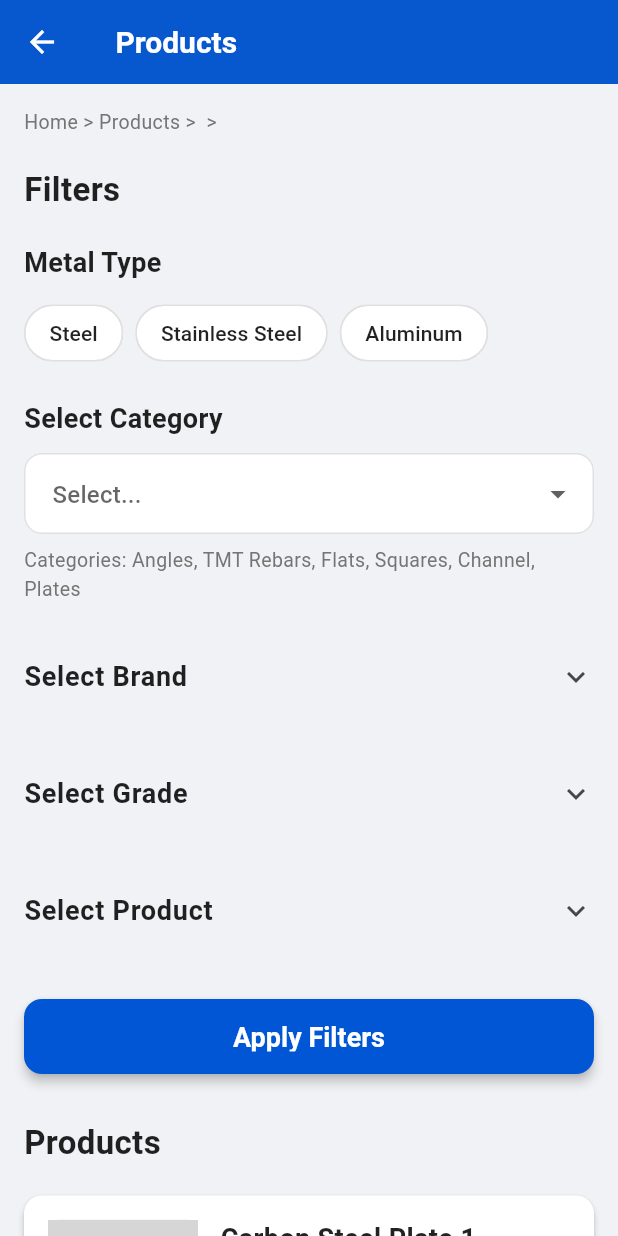
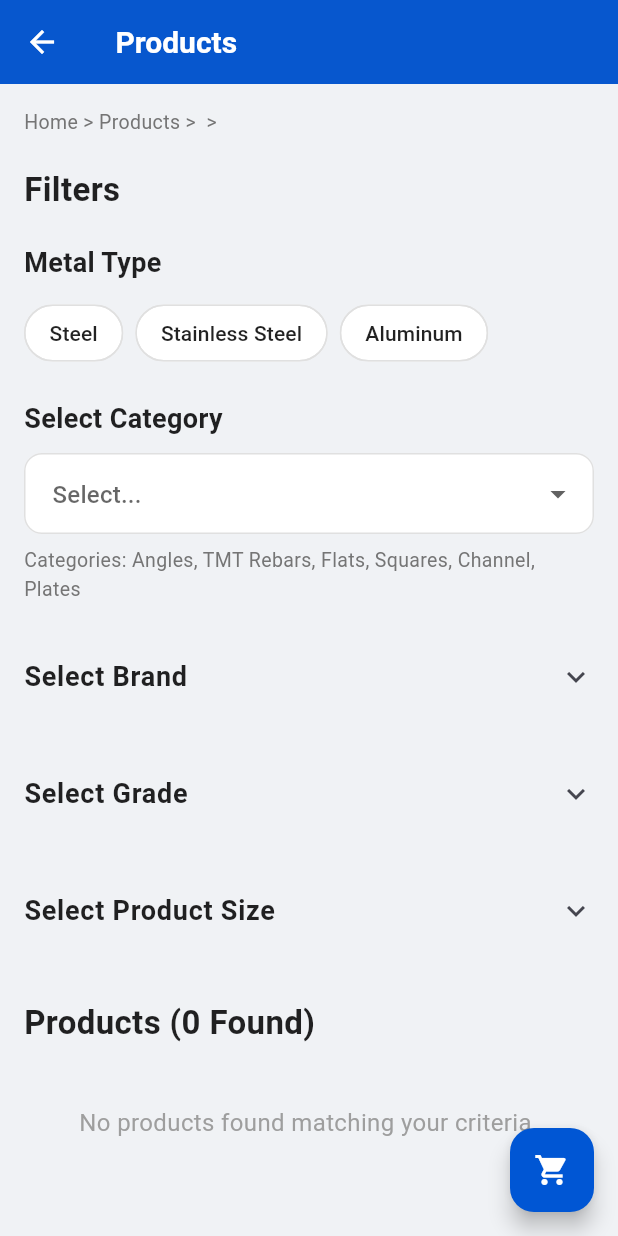
Before and after one commit to CoderGuru74/steel_suvidha_app, a Flutter app: the ProductListingScreen screen opened directly with empty values, on a phone screen of 412 x 824 dp. Run offline on Flutter 3.47's test engine with Material 3 defaults, Android fonts, the phone set to English and light mode, and no system bars; our stand-ins replace flutter_animate, flutter_svg; grey boxes are pictures that could not be loaded.

Commit message:
feat: Implement buyer product instant filtering and cart screen

```diff
--- a/lib/screens/product_listing_screen.dart
+++ b/lib/screens/product_listing_screen.dart
@@ -1,6 +1,27 @@
-// lib/screens/product_listing_screen.dart
 import 'package:flutter/material.dart';
-import 'package:figma_app/screens/request_quote_screen.dart'; // Import the new RequestQuoteScreen
+import 'package:figma_app/screens/request_quote_screen.dart'; // Import the RequestQuoteScreen
+import 'package:figma_app/screens/buyer_cart_screen.dart'; // Import the new BuyerCartScreen
+
+// 1. Define a simple Product Data Model
+class Product {
+  final String name;
+  final String metalType;
+  final String category;
+  final String? brand;
+  final String? grade;
+  final String? size; // Product size (e.g., '6 mm')
+  final String imageUrl; // For placeholder image
+
+  Product({
+    required this.name,
+    required this.metalType,
+    required this.category,
+    this.brand,
+    this.grade,
+    this.size,
+    required this.imageUrl, // Add image URL
+  });
+}
 
 class ProductListingScreen extends StatefulWidget {
   final String category;
@@ -18,6 +39,11 @@ class _ProductListingScreenState extends State<ProductListingScreen> {
   String? _selectedGrade;
   String? _selectedProductSize;
 
+  // List of all dummy products
+  late List<Product> _allProducts;
+  // List of products after applying filters
+  List<Product> _filteredProducts = [];
+
   final List<String> _metalTypes = ['Steel', 'Stainless Steel', 'Aluminum'];
   final List<String> _categories = ['Angles', 'TMT Rebars', 'Flats', 'Squares', 'Channel', 'Plates'];
   final List<String> _brands = ['SAIL', 'TATA', 'Jindal', 'JSW', 'VIZAG', 'Shyam Steel', 'SEL Tiger', 'SRMB', 'Any Primary Brand'];
@@ -30,10 +56,60 @@ class _ProductListingScreenState extends State<ProductListingScreen> {
   @override
   void initState() {
     super.initState();
-    _selectedMetalType = widget.category;
-    if (widget.category == 'Steel') {
-      _selectedCategory = 'Plates';
+    _selectedMetalType = widget.category; // Initialize with the category passed from previous screen
+
+    // Initialize all products with some dummy data
+    _allProducts = _generateDummyProducts();
+    // Apply initial filters based on the selected category
+    _applyFilters();
   }
+
+  // Helper to generate a diverse set of dummy products
+  List<Product> _generateDummyProducts() {
+    List<Product> products = [];
+    int idCounter = 0;
+    for (String metal in _metalTypes) {
+      for (String cat in _categories) {
+        for (String brand in _brands.take(3)) { // Use a subset of brands for variety
+          for (String grade in _grades.take(2)) { // Use a subset of grades
+            for (String size in _productSizes.take(3)) { // Use a subset of sizes
+              idCounter++;
+              products.add(
+                Product(
+                  name: '$metal $cat $size (${brand.split(' ')[0]}, ${grade.split(' ')[0]})', // Shorter name for display
+                  metalType: metal,
+                  category: cat,
+                  brand: brand,
+                  grade: grade,
+                  size: size,
+                  imageUrl: idCounter % 2 == 0
+                      ? 'assets/images/steel_plate_placeholder.png'
+                      : 'assets/images/product_placeholder.png',
+                ),
+              );
+            }
+          }
+        }
+      }
+    }
+    // Add a few extra specific ones
+    products.add(Product(name: 'Super Steel TMT 12 mm (SAIL, 500 D)', metalType: 'Steel', category: 'TMT Rebars', brand: 'SAIL', grade: '500 D', size: '12 mm', imageUrl: 'assets/images/steel_plate_placeholder.png'));
+    products.add(Product(name: 'Alloy Plate 100 mm (Jindal, 600 D)', metalType: 'Aluminum', category: 'Plates', brand: 'Jindal', grade: '600 D', size: '100 mm', imageUrl: 'assets/images/product_placeholder.png'));
+    products.add(Product(name: 'Copper Wire 6 mm (VIZAG)', metalType: 'Copper', category: 'Channel', brand: 'VIZAG', grade: '415', size: '6 mm', imageUrl: 'assets/images/product_placeholder.png'));
+    return products;
+  }
+
+  // NEW: Function to apply filters based on current selections
+  void _applyFilters() {
+    _filteredProducts = _allProducts.where((product) {
+      bool matchesMetalType = _selectedMetalType == null || product.metalType == _selectedMetalType;
+      bool matchesCategory = _selectedCategory == null || product.category == _selectedCategory;
+      bool matchesBrand = _selectedBrand == null || product.brand == _selectedBrand;
+      bool matchesGrade = _selectedGrade == null || product.grade == _selectedGrade;
+      bool matchesProductSize = _selectedProductSize == null || product.size == _selectedProductSize;
+
+      return matchesMetalType && matchesCategory && matchesBrand && matchesGrade && matchesProductSize;
+    }).toList();
   }
 
   Widget _buildChoiceChip(String label, String? selectedValue, ValueChanged<bool> onSelected) {
@@ -114,6 +190,7 @@ class _ProductListingScreenState extends State<ProductListingScreen> {
               children: _metalTypes.map((type) => _buildChoiceChip(type, _selectedMetalType, (bool selected) {
                 setState(() {
                   _selectedMetalType = selected ? type : null;
+                  _applyFilters(); // Apply filters instantly
                 });
               })).toList(),
             ),
@@ -133,6 +210,7 @@ class _ProductListingScreenState extends State<ProductListingScreen> {
               onChanged: (value) {
                 setState(() {
                   _selectedCategory = value;
+                  _applyFilters(); // Apply filters instantly
                 });
               },
             ),
@@ -150,6 +228,7 @@ class _ProductListingScreenState extends State<ProductListingScreen> {
               onSelected: (value) {
                 setState(() {
                   _selectedBrand = value;
+                  _applyFilters(); // Apply filters instantly
                 });
               },
             ),
@@ -162,53 +241,51 @@ class _ProductListingScreenState extends State<ProductListingScreen> {
               onSelected: (value) {
                 setState(() {
                   _selectedGrade = value;
+                  _applyFilters(); // Apply filters instantly
                 });
               },
             ),
             const SizedBox(height: 20),
 
             _buildFilterExpansionTile(
-              title: 'Select Product',
+              title: 'Select Product Size', // Changed title for clarity
               options: _productSizes,
               selectedValue: _selectedProductSize,
               onSelected: (value) {
                 setState(() {
                   _selectedProductSize = value;
+                  _applyFilters(); // Apply filters instantly
                 });
               },
             ),
             const SizedBox(height: 30),
 
-            SizedBox(
-              width: double.infinity,
-              height: 50,
-              child: ElevatedButton(
-                onPressed: () {
-                  ScaffoldMessenger.of(context).showSnackBar(
-                    const SnackBar(content: Text('Applying filters... (Actual filtering logic needed)')),
-                  );
-                },
-                child: const Text('Apply Filters', style: TextStyle(fontSize: 18)),
-              ),
-            ),
-            const SizedBox(height: 30),
+            // REMOVED: The "Apply Filters" ElevatedButton is removed from here
 
-            const Text(
-              'Products',
-              style: TextStyle(fontSize: 22, fontWeight: FontWeight.bold),
+            Text(
+              'Products (${_filteredProducts.length} Found)', // Show count of filtered products
+              style: const TextStyle(fontSize: 22, fontWeight: FontWeight.bold),
             ),
             const SizedBox(height: 20),
 
-            ListView.builder(
+            // Display filtered products
+            _filteredProducts.isEmpty
+                ? const Center(
+                    child: Padding(
+                      padding: EdgeInsets.all(20.0),
+                      child: Text(
+                        'No products found matching your criteria.',
+                        style: TextStyle(fontSize: 16, color: Colors.grey),
+                        textAlign: TextAlign.center,
+                      ),
+                    ),
+                  )
+                : ListView.builder(
                     shrinkWrap: true,
                     physics: const NeverScrollableScrollPhysics(),
-              itemCount: 3,
+                    itemCount: _filteredProducts.length, // Use filtered product count
                     itemBuilder: (context, index) {
-                // Determine a dummy product name for demonstration
-                String dummyProductName = (_selectedCategory != null && _selectedCategory!.isNotEmpty)
-                    ? 'Carbon Steel - ${_selectedCategory!} ${index + 1}'
-                    : 'Carbon Steel Plate ${index + 1}';
-
+                      final product = _filteredProducts[index]; // Get product from filtered list
                       return Card(
                         margin: const EdgeInsets.only(bottom: 16.0),
                         elevation: 2,
@@ -225,9 +302,7 @@ class _ProductListingScreenState extends State<ProductListingScreen> {
                                   borderRadius: BorderRadius.circular(8),
                                   color: Colors.grey.shade200,
                                 ),
-                          child: (index % 2 == 0)
-                              ? Image.asset('assets/images/steel_plate_placeholder.png', fit: BoxFit.cover, errorBuilder: (context, error, stackTrace) => const Icon(Icons.broken_image, size: 50))
-                              : Image.asset('assets/images/product_placeholder.png', fit: BoxFit.cover, errorBuilder: (context, error, stackTrace) => const Icon(Icons.broken_image, size: 50)),
+                                child: Image.asset(product.imageUrl, fit: BoxFit.cover, errorBuilder: (context, error, stackTrace) => const Icon(Icons.broken_image, size: 50)),
                               ),
                               const SizedBox(width: 15),
                               Expanded(
@@ -235,7 +310,7 @@ class _ProductListingScreenState extends State<ProductListingScreen> {
                                   crossAxisAlignment: CrossAxisAlignment.start,
                                   children: [
                                     Text(
-                                dummyProductName, // Use dummy product name here
+                                      product.name, // Use actual product name
                                       style: const TextStyle(
                                         fontSize: 18,
                                         fontWeight: FontWeight.bold,
@@ -243,22 +318,21 @@ class _ProductListingScreenState extends State<ProductListingScreen> {
                                     ),
                                     const SizedBox(height: 5),
                                     Text(
-                                'Specs: ${3 - index}mm, ${6 - index}mm, ${9 - index}mm',
-                                style: TextStyle(
-                                  fontSize: 14,
-                                  color: Colors.grey.shade600,
+                                      'Type: ${product.metalType}, Category: ${product.category}',
+                                      style: TextStyle(fontSize: 14, color: Colors.grey.shade600),
                                     ),
-                              ),
+                                    if (product.brand != null && product.brand!.isNotEmpty) Text('Brand: ${product.brand}', style: TextStyle(fontSize: 14, color: Colors.grey.shade600)),
+                                    if (product.grade != null && product.grade!.isNotEmpty) Text('Grade: ${product.grade}', style: TextStyle(fontSize: 14, color: Colors.grey.shade600)),
+                                    if (product.size != null && product.size!.isNotEmpty) Text('Size: ${product.size}', style: TextStyle(fontSize: 14, color: Colors.grey.shade600)),
                                     const SizedBox(height: 10),
                                     SizedBox(
                                       width: double.infinity,
                                       child: OutlinedButton(
                                         onPressed: () {
-                                    // Navigate to RequestQuoteScreen, passing product name
                                           Navigator.push(
                                             context,
                                             MaterialPageRoute(
-                                        builder: (context) => RequestQuoteScreen(productName: dummyProductName),
+                                              builder: (context) => RequestQuoteScreen(productName: product.name),
                                             ),
                                           );
                                         },
@@ -282,6 +356,22 @@ class _ProductListingScreenState extends State<ProductListingScreen> {
           ],
         ),
       ),
+      // NEW: Floating Action Button for the Cart
+      floatingActionButton: FloatingActionButton(
+        onPressed: () {
+          // Navigate to BuyerCartScreen
+          Navigator.push(
+            context,
+            MaterialPageRoute(
+              builder: (context) => const BuyerCartScreen(), // Navigate to your new cart screen
+            ),
+          );
+        },
+        backgroundColor: Theme.of(context).primaryColor,
+        foregroundColor: Colors.white,
+        child: const Icon(Icons.shopping_cart),
+      ),
+      floatingActionButtonLocation: FloatingActionButtonLocation.endFloat, // Positions it at the bottom-right
     );
   }
 }
```
Also changed, not shown: lib/screens/buyer_cart_screen.dart (added, +257 -0 lines). Lines whose indentation alone changed are shown as unchanged.
